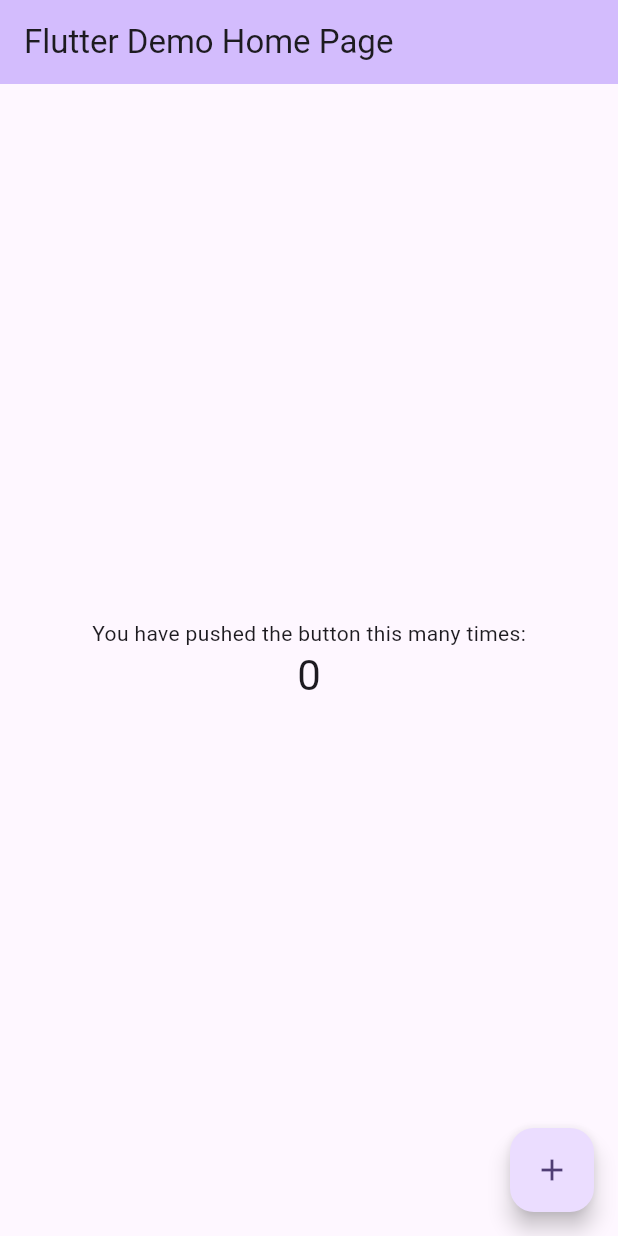
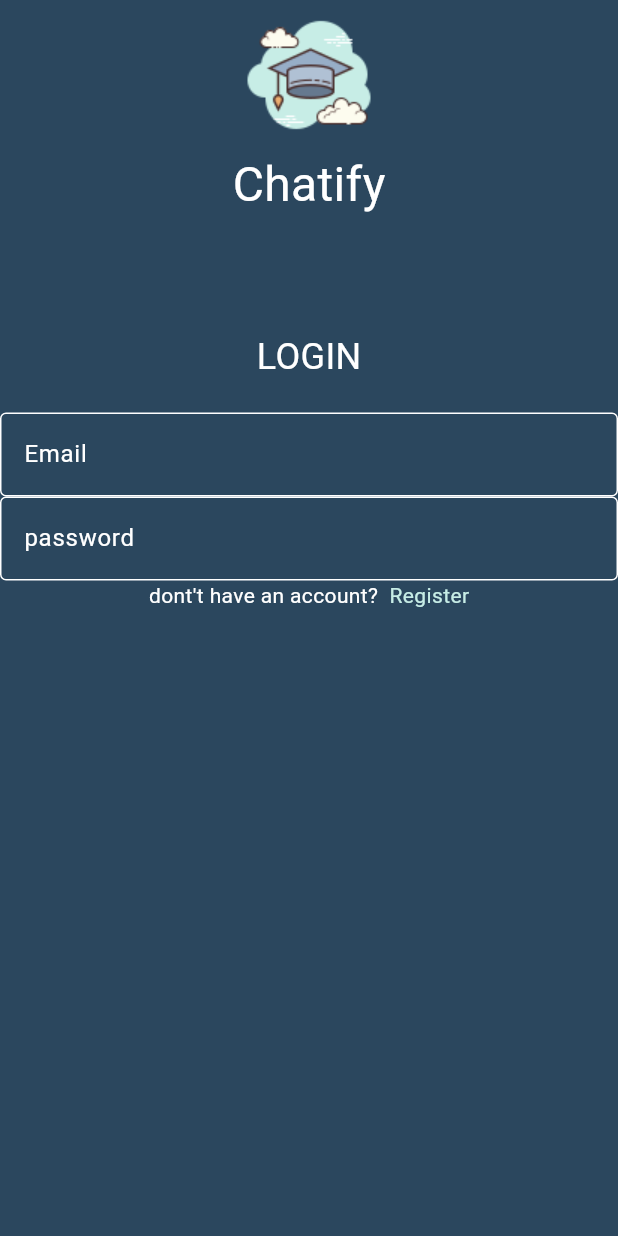
Before and after one commit to MahhmoudRefat/chatify, a Flutter app: the screen it shows after launch, on a phone screen of 412 x 824 dp. Run offline on Flutter 3.47's test engine with Material 3 defaults, Android fonts, the phone set to English and light mode, and no system bars; Roboto replaces fonts that are missing (pacifico).

Commit message:
added the login page

```diff
--- a/lib/main.dart
+++ b/lib/main.dart
@@ -1,125 +1,24 @@
+import 'package:chatify/screens/login_page.dart';
 import 'package:flutter/material.dart';
 
-void main() {
-  runApp(const MyApp());
+
+void main() async  {
+  runApp(Chatify());
 }
 
-class MyApp extends StatelessWidget {
-  const MyApp({super.key});
+class Chatify extends StatelessWidget {
+  const Chatify({Key? key}) : super(key: key);
 
-  // This widget is the root of your application.
   @override
   Widget build(BuildContext context) {
     return MaterialApp(
-      title: 'Flutter Demo',
-      theme: ThemeData(
-        // This is the theme of your application.
-        //
-        // TRY THIS: Try running your application with "flutter run". You'll see
-        // the application has a purple toolbar. Then, without quitting the app,
-        // try changing the seedColor in the colorScheme below to Colors.green
-        // and then invoke "hot reload" (save your changes or press the "hot
-        // reload" button in a Flutter-supported IDE, or press "r" if you used
-        // the command line to start the app).
-        //
-        // Notice that the counter didn't reset back to zero; the application
-        // state is not lost during the reload. To reset the state, use hot
-        // restart instead.
-        //
-        // This works for code too, not just values: Most code changes can be
-        // tested with just a hot reload.
-        colorScheme: ColorScheme.fromSeed(seedColor: Colors.deepPurple),
-        useMaterial3: true,
-      ),
-      home: const MyHomePage(title: 'Flutter Demo Home Page'),
+      home: LoginPage(),
+      // routes: {
+      //   LoginPage.id: (context) => LoginPage(),
+      //   RegisterPage.id: (context) => RegisterPage(),
+      //   ChatPage.id : (context) => ChatPage()
+      // },
+ //     initialRoute: LoginPage.id,
     );
   }
 }
-
-class MyHomePage extends StatefulWidget {
-  const MyHomePage({super.key, required this.title});
-
-  // This widget is the home page of your application. It is stateful, meaning
-  // that it has a State object (defined below) that contains fields that affect
-  // how it looks.
-
-  // This class is the configuration for the state. It holds the values (in this
-  // case the title) provided by the parent (in this case the App widget) and
-  // used by the build method of the State. Fields in a Widget subclass are
-  // always marked "final".
-
-  final String title;
-
-  @override
-  State<MyHomePage> createState() => _MyHomePageState();
-}
-
-class _MyHomePageState extends State<MyHomePage> {
-  int _counter = 0;
-
-  void _incrementCounter() {
-    setState(() {
-      // This call to setState tells the Flutter framework that something has
-      // changed in this State, which causes it to rerun the build method below
-      // so that the display can reflect the updated values. If we changed
-      // _counter without calling setState(), then the build method would not be
-      // called again, and so nothing would appear to happen.
-      _counter++;
-    });
-  }
-
-  @override
-  Widget build(BuildContext context) {
-    // This method is rerun every time setState is called, for instance as done
-    // by the _incrementCounter method above.
-    //
-    // The Flutter framework has been optimized to make rerunning build methods
-    // fast, so that you can just rebuild anything that needs updating rather
-    // than having to individually change instances of widgets.
-    return Scaffold(
-      appBar: AppBar(
-        // TRY THIS: Try changing the color here to a specific color (to
-        // Colors.amber, perhaps?) and trigger a hot reload to see the AppBar
-        // change color while the other colors stay the same.
-        backgroundColor: Theme.of(context).colorScheme.inversePrimary,
-        // Here we take the value from the MyHomePage object that was created by
-        // the App.build method, and use it to set our appbar title.
-        title: Text(widget.title),
-      ),
-      body: Center(
-        // Center is a layout widget. It takes a single child and positions it
-        // in the middle of the parent.
-        child: Column(
-          // Column is also a layout widget. It takes a list of children and
-          // arranges them vertically. By default, it sizes itself to fit its
-          // children horizontally, and tries to be as tall as its parent.
-          //
-          // Column has various properties to control how it sizes itself and
-          // how it positions its children. Here we use mainAxisAlignment to
-          // center the children vertically; the main axis here is the vertical
-          // axis because Columns are vertical (the cross axis would be
-          // horizontal).
-          //
-          // TRY THIS: Invoke "debug painting" (choose the "Toggle Debug Paint"
-          // action in the IDE, or press "p" in the console), to see the
-          // wireframe for each widget.
-          mainAxisAlignment: MainAxisAlignment.center,
-          children: <Widget>[
-            const Text(
-              'You have pushed the button this many times:',
-            ),
-            Text(
-              '$_counter',
-              style: Theme.of(context).textTheme.headlineMedium,
-            ),
-          ],
-        ),
-      ),
-      floatingActionButton: FloatingActionButton(
-        onPressed: _incrementCounter,
-        tooltip: 'Increment',
-        child: const Icon(Icons.add),
-      ), // This trailing comma makes auto-formatting nicer for build methods.
-    );
-  }
-}
--- /dev/null
+++ b/lib/screens/login_page.dart
@@ -0,0 +1,73 @@
+import 'package:chatify/widgets/custom_text_field.dart';
+import 'package:flutter/material.dart';
+
+class LoginPage extends StatelessWidget {
+  const LoginPage({super.key});
+
+  @override
+  Widget build(BuildContext context) {
+    return Scaffold(
+      backgroundColor: Color(0xff2B475E),
+      body: Column(
+        children: [
+          Image.asset(
+            "assets/images/chatify.png",
+            height: 100,
+          ),
+          Row(
+            mainAxisAlignment: MainAxisAlignment.center,
+            children: [
+              Text(
+                'Chatify',
+                style: TextStyle(
+                  fontSize: 32,
+                  color: Colors.white,
+                  fontFamily: 'pacifico',
+                ),
+              ),
+            ],
+          ),
+          SizedBox(
+            height: 75,
+          ),
+          Row(
+            mainAxisAlignment: MainAxisAlignment.center,
+            children: [
+              Text(
+                'LOGIN',
+                style: TextStyle(
+                  fontSize: 24,
+                  color: Colors.white,
+                ),
+              ),
+            ],
+          ),
+          const SizedBox(
+            height: 20,
+          ),
+          CustomTextField(hintText: "Email",),
+
+          CustomTextField(hintText: "password",),
+
+          Row(
+            mainAxisAlignment: MainAxisAlignment.center,
+            children: [
+              Text(
+                'dont\'t have an account?',
+                style: TextStyle(
+                  color: Colors.white,
+                ),
+              ),
+              Text(
+                '  Register',
+                style: TextStyle(
+                  color: Color(0xffC7EDE6),
+                ),
+              ),
+            ],
+          ),
+        ],
+      ),
+    );
+  }
+}
--- /dev/null
+++ b/lib/widgets/custom_text_field.dart
@@ -0,0 +1,16 @@
+import 'package:flutter/material.dart';
+class CustomTextField extends StatelessWidget {
+   CustomTextField({this.hintText});
+String? hintText ;
+  @override
+  Widget build(BuildContext context) {
+    return TextField(
+      decoration: InputDecoration(
+        hintText: hintText,
+        hintStyle: TextStyle(color: Colors.white),
+        enabledBorder: OutlineInputBorder(borderSide: BorderSide(color: Colors.white)),
+        border: OutlineInputBorder(borderSide: BorderSide(color: Colors.white)),
+      ),
+    );
+  }
+}
--- a/pubspec.yaml
+++ b/pubspec.yaml
@@ -59,8 +59,8 @@ flutter:
   uses-material-design: true
 
   # To add assets to your application, add an assets section, like this:
-  # assets:
-  #   - images/a_dot_burr.jpeg
+  assets:
+    - assets/images/
   #   - images/a_dot_ham.jpeg
 
   # An image asset can refer to one or more resolution-specific "variants", see
```
Also changed, not shown: assets/fonts/Pacifico-Regular.ttf (added), assets/images/chatify.png (added).
